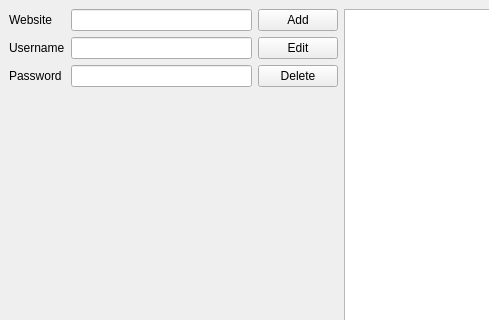
The window that src/gui/GUI/mainwindow.ui (kamerado/USB-Password-Manager) describes before a commit, drawn with Qt 5; both pictures show x 0 to 489 and y 0 to 320 of the 1002 by 689 pixel window.
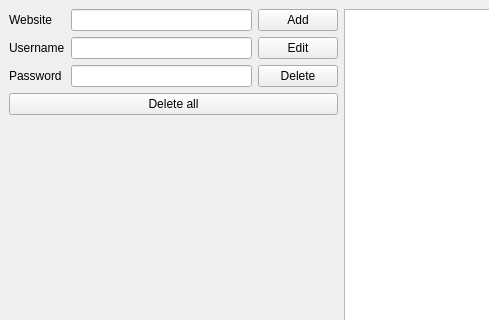
The same window after the commit.

```diff
--- a/src/gui/GUI/mainwindow.ui
+++ b/src/gui/GUI/mainwindow.ui
@@ -137,6 +137,13 @@
           </item>
          </layout>
         </item>
+        <item>
+         <widget class="QPushButton" name="DeleteAll">
+          <property name="text">
+           <string>Delete all</string>
+          </property>
+         </widget>
+        </item>
         <item>
          <spacer name="verticalSpacer">
           <property name="orientation">
```
